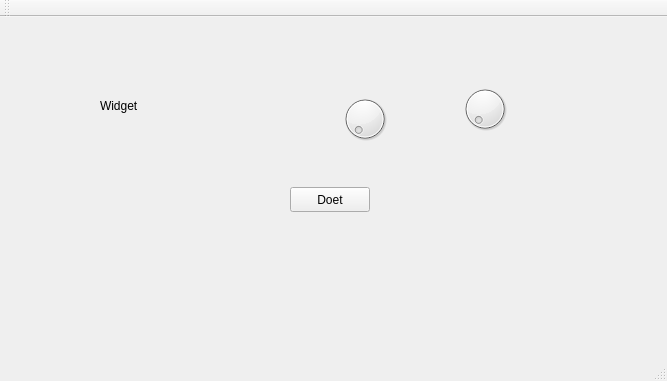
Before: the Qt Designer form QT_Graphics_Test/mainwindow.ui in janderkkotlarski/QT_Graphic_Tisteng, drawn with Qt 5.
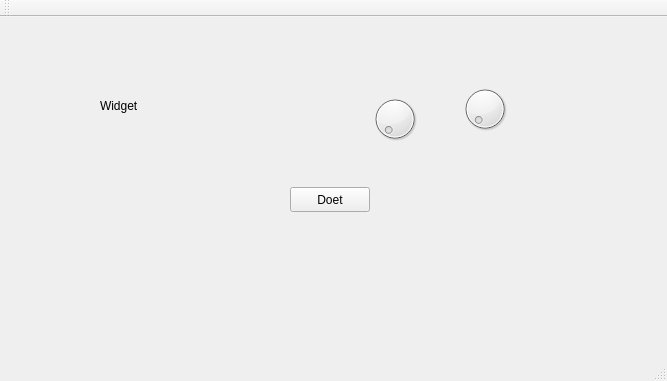
After: the same form once the commit is applied.

Patch:
```diff
--- a/QT_Graphics_Test/mainwindow.ui
+++ b/QT_Graphics_Test/mainwindow.ui
@@ -43,7 +43,7 @@
    <widget class="QDial" name="dial">
     <property name="geometry">
      <rect>
-      <x>340</x>
+      <x>370</x>
       <y>70</y>
       <width>50</width>
       <height>64</height>
```
